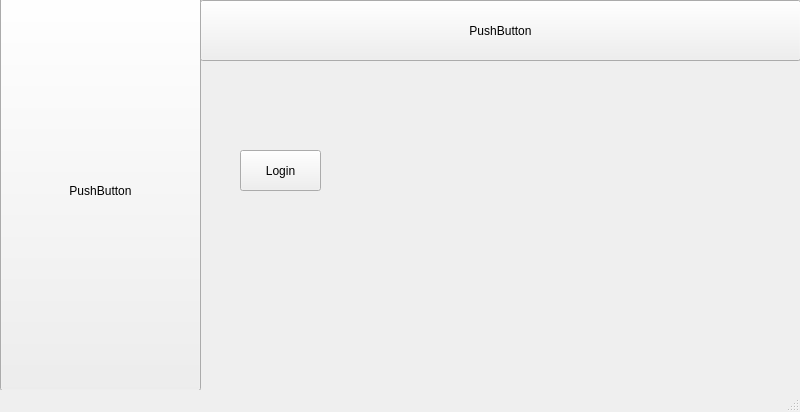
Qt form smartrecordlbtc.ui (Rabsoninnora/SmartRecordLBTC) before a commit.
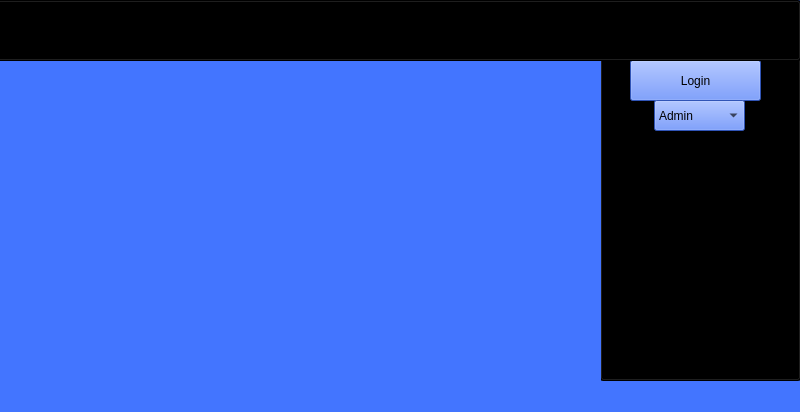
The same form after that commit. Icons and pictures are not drawn.

The edit to the form file:
```diff
--- a/smartrecordlbtc.ui
+++ b/smartrecordlbtc.ui
@@ -13,18 +13,21 @@
   <property name="windowTitle">
    <string>SmartRecordLBTC</string>
   </property>
+  <property name="styleSheet">
+   <string notr="true">background-color: rgb(67, 117, 255);</string>
+  </property>
   <widget class="QWidget" name="centralwidget">
    <widget class="QPushButton" name="pushButton">
     <property name="geometry">
      <rect>
-      <x>0</x>
-      <y>-10</y>
+      <x>600</x>
+      <y>50</y>
       <width>201</width>
-      <height>401</height>
+      <height>331</height>
      </rect>
     </property>
     <property name="sizePolicy">
-     <sizepolicy hsizetype="Minimum" vsizetype="Fixed">
+     <sizepolicy hsizetype="Preferred" vsizetype="Preferred">
       <horstretch>0</horstretch>
       <verstretch>0</verstretch>
      </sizepolicy>
@@ -35,29 +38,47 @@
       <height>16777215</height>
      </size>
     </property>
+    <property name="styleSheet">
+     <string notr="true">background-color: rgb(0, 0, 0);</string>
+    </property>
     <property name="text">
-     <string>PushButton</string>
+     <string/>
     </property>
    </widget>
    <widget class="QPushButton" name="pushButton_2">
     <property name="geometry">
      <rect>
-      <x>200</x>
+      <x>-10</x>
       <y>0</y>
-      <width>601</width>
+      <width>811</width>
       <height>61</height>
      </rect>
     </property>
+    <property name="sizePolicy">
+     <sizepolicy hsizetype="Preferred" vsizetype="Preferred">
+      <horstretch>0</horstretch>
+      <verstretch>0</verstretch>
+     </sizepolicy>
+    </property>
+    <property name="maximumSize">
+     <size>
+      <width>16777215</width>
+      <height>61</height>
+     </size>
+    </property>
+    <property name="styleSheet">
+     <string notr="true">background-color: rgb(0, 0, 0);</string>
+    </property>
     <property name="text">
-     <string>PushButton</string>
+     <string/>
     </property>
    </widget>
    <widget class="QPushButton" name="pushButton_3">
     <property name="geometry">
      <rect>
-      <x>240</x>
-      <y>150</y>
-      <width>81</width>
+      <x>630</x>
+      <y>60</y>
+      <width>131</width>
       <height>41</height>
      </rect>
     </property>
@@ -65,6 +86,46 @@
      <string>Login</string>
     </property>
    </widget>
+   <widget class="QComboBox" name="comboBox">
+    <property name="geometry">
+     <rect>
+      <x>654</x>
+      <y>100</y>
+      <width>91</width>
+      <height>31</height>
+     </rect>
+    </property>
+    <item>
+     <property name="text">
+      <string>Admin </string>
+     </property>
+    </item>
+    <item>
+     <property name="text">
+      <string>Student </string>
+     </property>
+    </item>
+   </widget>
+   <widget class="QWidget" name="widget" native="true">
+    <property name="geometry">
+     <rect>
+      <x>50</x>
+      <y>50</y>
+      <width>551</width>
+      <height>381</height>
+     </rect>
+    </property>
+    <property name="styleSheet">
+     <string notr="true"> 
+image: url(:/new/prefix1/student.jpg);
+ </string>
+    </property>
+   </widget>
+   <zorder>pushButton</zorder>
+   <zorder>pushButton_3</zorder>
+   <zorder>comboBox</zorder>
+   <zorder>widget</zorder>
+   <zorder>pushButton_2</zorder>
   </widget>
   <widget class="QMenuBar" name="menubar">
    <property name="geometry">
```
